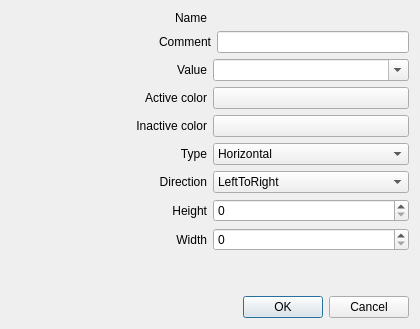
Qt form sources/awesome-widget/graphicalitem.ui (arcan1s/awesome-widgets) before a commit.
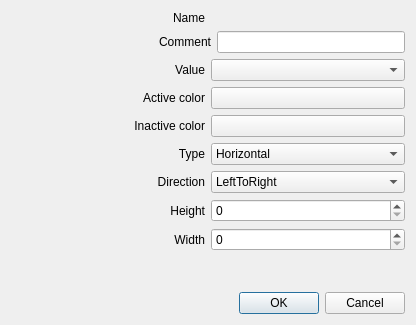
The same form after that commit.

```diff
--- a/sources/awesome-widget/graphicalitem.ui
+++ b/sources/awesome-widget/graphicalitem.ui
@@ -6,8 +6,8 @@
    <rect>
     <x>0</x>
     <y>0</y>
-    <width>420</width>
-    <height>329</height>
+    <width>416</width>
+    <height>325</height>
    </rect>
   </property>
   <property name="windowTitle">
@@ -73,7 +73,7 @@
      <item>
       <widget class="QComboBox" name="comboBox_value">
        <property name="editable">
-        <bool>true</bool>
+        <bool>false</bool>
        </property>
       </widget>
      </item>
```
Left out of the diff: 4 changed lines with no effect on the pictures.
